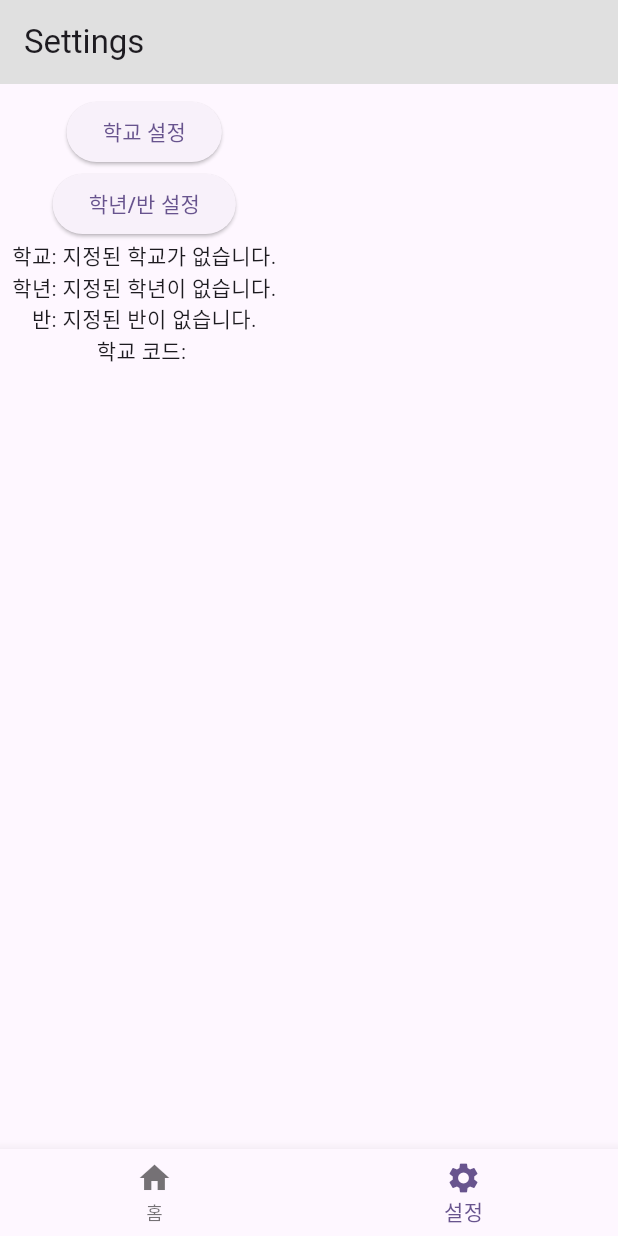
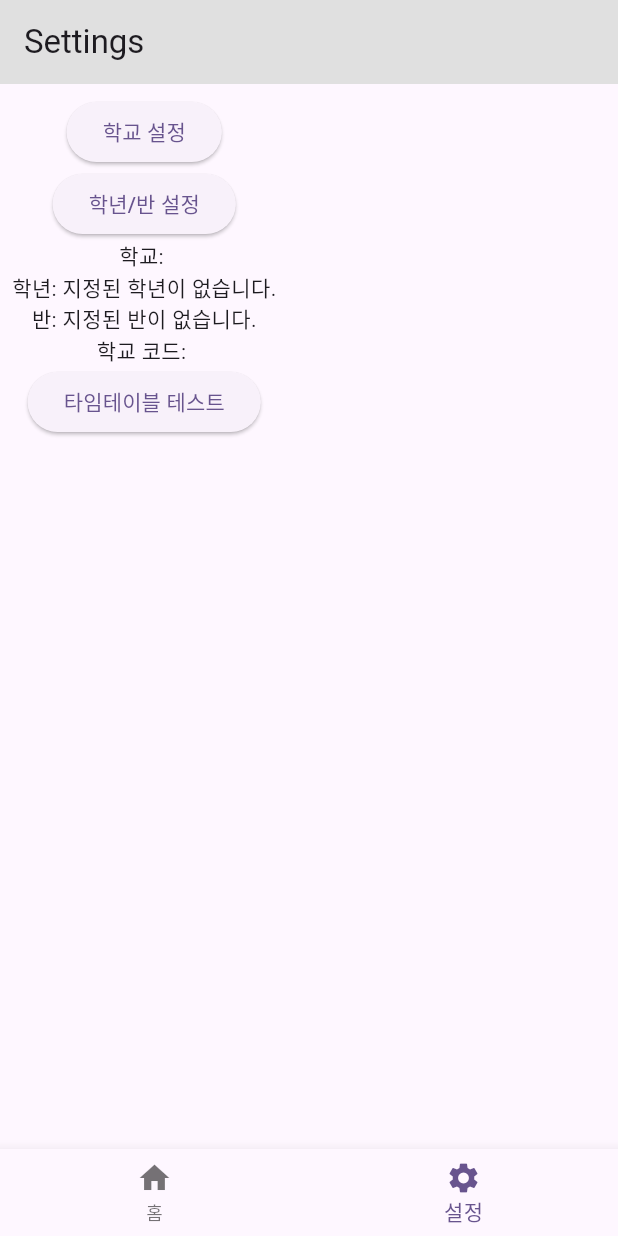
Before and after one commit to pybsh/school_widget, a Flutter app: the screen it shows after launch, item 2 of the bottom bar chosen, on a phone screen of 412 x 824 dp. Run offline on Flutter 3.47's test engine with Material 3 defaults, Android fonts, the light colour scheme and no system bars; our stand-ins replace shared_preferences; missing offline and left inert: home_widget.

Commit message:
work in progress

```diff
--- a/lib/main.dart
+++ b/lib/main.dart
@@ -1,9 +1,11 @@
 import 'package:flutter/material.dart';
 import 'package:school_widget/screens/home.dart';
 import 'package:school_widget/screens/setting.dart';
+import 'package:school_widget/util/widget_service.dart';
 
 void main() async {
   WidgetsFlutterBinding.ensureInitialized();
+  await WidgetService.initialize();
   runApp(const MyApp());
 }
 
--- a/lib/models/school.dart
+++ /dev/null
@@ -1,31 +0,0 @@
-class School {
-  final String schoolName;
-  final String schoolCode;
-  final String atptCode;
-  final String city;
-  final String address;
-
-  School({
-    required this.schoolName,
-    required this.schoolCode,
-    required this.atptCode,
-    required this.city,
-    required this.address,
-  });
-
-  School.fromJson(Map<String, dynamic> json)
-      : schoolName = json['SCHUL_NM'],
-        schoolCode = json['SD_SCHUL_CODE'],
-        atptCode = json['ATPT_OFCDC_SC_CODE'],
-        city = json['LCTN_SC_NM'],
-        address = json['ORG_RDNMA'];
-
-  Map<String, dynamic> toJson() => {
-    'schoolName': schoolName,
-    'schoolCode': schoolCode,
-    'atptCode': atptCode,
-    'city': city,
-    'address': address,
-  };
-
-}
--- /dev/null
+++ b/lib/models/user_school_info.dart
@@ -0,0 +1,42 @@
+// ignore_for_file: non_constant_identifier_names
+
+class UserSchoolInfo {
+  final String SCHUL_NM;           // school name
+  final String SD_SCHUL_CODE;      // school code
+  final String ATPT_OFCDC_SC_CODE; // atpt code
+  final String LCTN_SC_NM;         // city
+  final String ORG_RDNMA;          // address
+  final String SCHUL_KND_SC_NM;    // school type
+
+  UserSchoolInfo({
+    required this.SCHUL_NM,
+    required this.SD_SCHUL_CODE,
+    required this.ATPT_OFCDC_SC_CODE,
+    required this.LCTN_SC_NM,
+    required this.ORG_RDNMA,
+    required this.SCHUL_KND_SC_NM,
+  });
+
+  UserSchoolInfo.fromJson(Map<String, dynamic> json)
+    : SCHUL_NM = json['SCHUL_NM'],
+      SD_SCHUL_CODE = json['SD_SCHUL_CODE'],
+      ATPT_OFCDC_SC_CODE = json['ATPT_OFCDC_SC_CODE'],
+      LCTN_SC_NM = json['LCTN_SC_NM'],
+      ORG_RDNMA = json['ORG_RDNMA'],
+      SCHUL_KND_SC_NM = json['SCHUL_KND_SC_NM'];
+
+  Map<String, dynamic> toJson() => {
+    'SCHUL_NM': SCHUL_NM,
+    'SD_SCHUL_CODE': SD_SCHUL_CODE,
+    'ATPT_OFCDC_SC_CODE': ATPT_OFCDC_SC_CODE,
+    'LCTN_SC_NM': LCTN_SC_NM,
+    'ORG_RDNMA': ORG_RDNMA,
+    'SCHUL_KND_SC_NM': SCHUL_KND_SC_NM,
+  };
+}
+
+const Map<String, String> schoolTypeMap = {
+  "초등학교": "els",
+  "중학교": "mis",
+  "고등학교": "his",
+};
--- a/lib/screens/setting.dart
+++ b/lib/screens/setting.dart
@@ -1,6 +1,11 @@
+import 'dart:convert';
+
 import 'package:flutter/material.dart';
+import 'package:school_widget/models/user_school_info.dart';
 import 'package:school_widget/screens/settings/grade_class.dart';
 import 'package:school_widget/screens/settings/school.dart';
+import 'package:school_widget/services/fetch_timetable.dart';
+import 'package:school_widget/util/widget_service.dart';
 import 'package:shared_preferences/shared_preferences.dart';
 
 class SettingScreen extends StatefulWidget {
@@ -15,8 +20,14 @@ class _SettingScreenState extends State<SettingScreen> {
 
   var _gradeText = '';
   var _classText = '';
-  var _schoolText = '';
-  var _schoolCode = '';
+  UserSchoolInfo _school = UserSchoolInfo(
+    SCHUL_NM: "",
+    SD_SCHUL_CODE: "",
+    ATPT_OFCDC_SC_CODE: "",
+    LCTN_SC_NM: "",
+    ORG_RDNMA: "",
+    SCHUL_KND_SC_NM: "",
+  );
 
   @override
   void initState() {
@@ -29,8 +40,12 @@ class _SettingScreenState extends State<SettingScreen> {
     setState(() {
       _gradeText = _prefs.getString('grade') ?? '지정된 학년이 없습니다.';
       _classText = _prefs.getString('class') ?? '지정된 반이 없습니다.';
-      _schoolText = _prefs.getString('schoolName') ?? '지정된 학교가 없습니다.';
-      _schoolCode = _prefs.getString('schoolCode') ?? '';
+
+      String? savedData = _prefs.getString('user_school_info');
+
+      if (savedData != null) {
+        _school = UserSchoolInfo.fromJson(jsonDecode(savedData));
+      }
     });
   }
 
@@ -52,7 +67,11 @@ class _SettingScreenState extends State<SettingScreen> {
                 Navigator.push(
                   context,
                   MaterialPageRoute(builder: (context) => const SchoolScreen()),
-                );
+                ).then((_) {
+                  setState(() {
+                    initPrefs();
+                  });
+                });
               },
             ),
             ElevatedButton(
@@ -63,13 +82,38 @@ class _SettingScreenState extends State<SettingScreen> {
                   MaterialPageRoute(
                     builder: (context) => const GradeClassScreen(),
                   ),
-                );
+                ).then((_) {
+                  setState(() {
+                    initPrefs();
+                  });
+                });
               },
             ),
-            Text('학교: $_schoolText'),
+            Text('학교: ${_school.SCHUL_NM}'),
             Text('학년: $_gradeText'),
             Text('반: $_classText'),
-            Text('학교 코드: $_schoolCode'),
+            Text('학교 코드: ${_school.SD_SCHUL_CODE}'),
+            ElevatedButton(
+              onPressed: () async {
+                var timetable = await fetchTimetable(
+                  _school.ATPT_OFCDC_SC_CODE,
+                  _school.SD_SCHUL_CODE,
+                  _gradeText,
+                  _classText,
+                  schoolTypeMap[_school.SCHUL_KND_SC_NM] ?? 'his',
+                );
+
+                await WidgetService.saveData("timetable", timetable);
+                await WidgetService.updateWidget(
+                  iOSWidgetName: WidgetService.timetableWidgetiOSName,
+                  qualifiedAndroidName:
+                      WidgetService.timetableWidgetAndroidName,
+                );
+                // var a = await WidgetService.getData("timetable");
+                // print(a);
+              },
+              child: Text("타임테이블 테스트"),
+            ),
           ],
         ),
       ),
--- a/lib/services/get_timetable.dart
+++ b/lib/services/fetch_school.dart
@@ -1,9 +1,9 @@
 import 'dart:convert';
 
 import 'package:http/http.dart' as http;
-import 'package:school_widget/models/school.dart';
+import 'package:school_widget/models/user_school_info.dart';
 
-Future<List> fetchTimetable(String query) async { //todo edit this
+Future<List> fetchSchool(String query) async {
   final uri = Uri.https("open.neis.go.kr", "/hub/schoolInfo", {
     'SCHUL_NM': query,
     'type': 'json',
@@ -16,7 +16,7 @@ Future<List> fetchTimetable(String query) async { //todo edit this
     if (json['schoolInfo'] != null && json['schoolInfo'][1]['row'] != null) {
       json = json['schoolInfo'][1]['row'];
       json.forEach((element) {
-        schoolList.add(School.fromJson(element));
+        schoolList.add(UserSchoolInfo.fromJson(element));
       });
     }
   } catch (e) {
--- a/lib/util/widget_service.dart
+++ b/lib/util/widget_service.dart
@@ -3,7 +3,7 @@ import 'package:home_widget/home_widget.dart';
 
 class WidgetService {
   /// iOS
-  static const iOSWidgetAppGroupId = 'group.me.pybsh.school-widget';
+  static const iOSWidgetAppGroupId = 'group.me.pybsh';
   static const timetableWidgetiOSName = 'Timetable';
   static const mealWidgetiOSName = 'Meal';
 
@@ -20,17 +20,17 @@ class WidgetService {
   }
 
   /// Save data to Shared Preferences
-  static Future<void> _saveData<T>(String key, T data) async {
+  static Future<void> saveData<T>(String key, T data) async {
     await HomeWidget.saveWidgetData<T>(key, data);
   }
 
   /// Retrieve data from Shared Preferences
-  static Future<T?> _getData<T>(String key) async {
+  static Future<T?> getData<T>(String key) async {
     return await HomeWidget.getWidgetData<T>(key);
   }
 
   /// Request to update widgets on both iOS and Android
-  static Future<void> _updateWidget({
+  static Future<void> updateWidget({
     String? iOSWidgetName,
     String? qualifiedAndroidName,
   }) async {
@@ -40,6 +40,7 @@ class WidgetService {
       qualifiedAndroidName: qualifiedAndroidName,
     );
     debugPrint(
-        '[WidgetService.updateWidget] iOSWidgetName: $iOSWidgetName, qualifiedAndroidName: $qualifiedAndroidName, result: $result');
+      '[WidgetService.updateWidget] iOSWidgetName: $iOSWidgetName, qualifiedAndroidName: $qualifiedAndroidName, result: $result',
+    );
   }
 }
--- a/pubspec.yaml
+++ b/pubspec.yaml
@@ -37,6 +37,7 @@ dependencies:
   shared_preferences: ^2.5.2
   http: ^1.3.0
   home_widget: ^0.7.0+1
+  intl: ^0.20.2
 
 dev_dependencies:
   flutter_test:
```
Also changed, not shown: lib/screens/settings/school.dart (+24 -9 lines), lib/services/fetch_timetable.dart (added, +46 -0 lines), lib/services/get_school.dart (deleted, +0 -27 lines), pubspec.lock, 4 other files.
